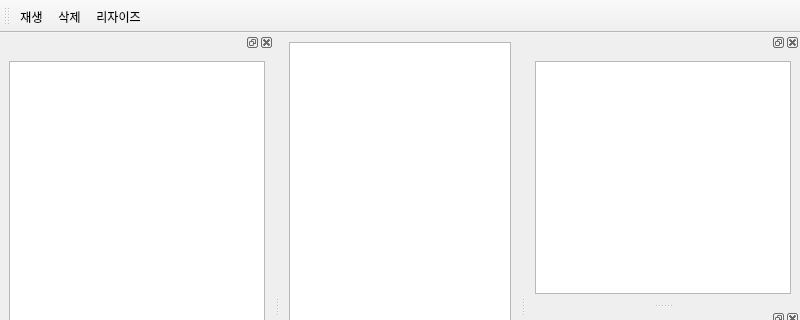
Before: the Qt Designer form edit/editwindow.ui in Kumazuma/QTWebpCam, drawn with Qt 5; both pictures show x 0 to 800 and y 0 to 320 of the 800 by 600 pixel window.
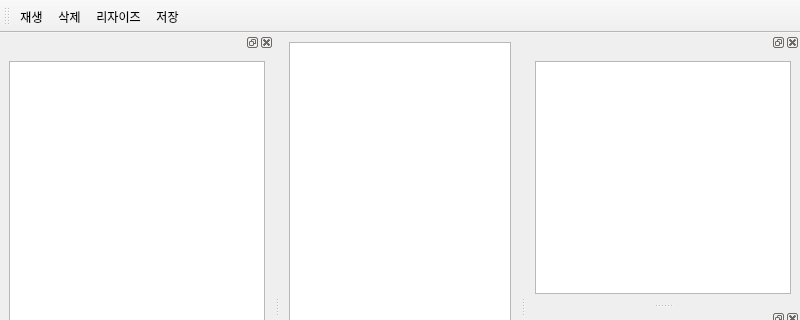
After: the same form once the commit is applied. Icons and pictures are not drawn.

Commit message: webp로 저장하는 기능 추가

Diff of the .ui file:
```diff
--- a/edit/editwindow.ui
+++ b/edit/editwindow.ui
@@ -62,6 +62,7 @@
    <addaction name="actionPlay"/>
    <addaction name="actionDelete"/>
    <addaction name="actionResize"/>
+   <addaction name="actionSave"/>
   </widget>
   <widget class="QDockWidget" name="dockWidget_2">
    <attribute name="dockWidgetArea">
@@ -136,6 +137,15 @@
     <string>리자이즈</string>
    </property>
   </action>
+  <action name="actionSave">
+   <property name="icon">
+    <iconset resource="../resource/icons.qrc">
+     <normaloff>:/resource/save.svg</normaloff>:/resource/save.svg</iconset>
+   </property>
+   <property name="text">
+    <string>저장</string>
+   </property>
+  </action>
  </widget>
  <resources>
   <include location="../resource/icons.qrc"/>
```
The commit also changes 16 other files.
